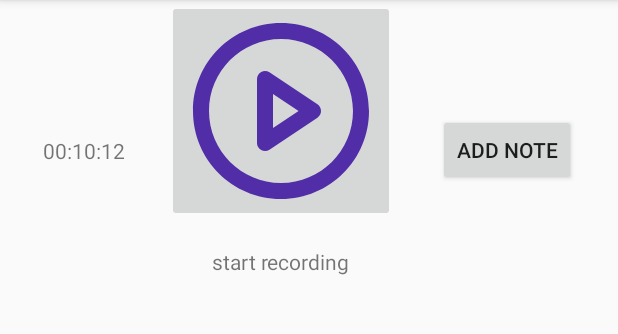
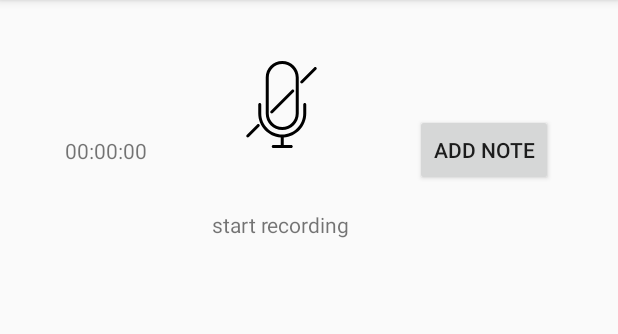
Before and after one commit to niyaz1998/lecture_recorder, an Android app: the screen it shows after launch (RecorderActivity), after a tap on an icon or button, on a phone screen of 412 x 824 dp, the part 84-418 px from its top. Run offline under Robolectric (Android 15) with nearby library versions, the phone set to English and light mode, and no system bars.

```diff
--- a/app/src/main/java/com/example/lecturerecorder/recorder_activity/RecorderActivity.kt
+++ b/app/src/main/java/com/example/lecturerecorder/recorder_activity/RecorderActivity.kt
@@ -4,10 +4,12 @@ import android.Manifest
 import android.content.pm.PackageManager
 import android.os.Bundle
 import android.util.Log
+import android.view.View
 import androidx.appcompat.app.AppCompatActivity
 import androidx.core.app.ActivityCompat
 import com.example.lecturerecorder.R
 import kotlinx.android.synthetic.main.activity_recorder.*
+
 
 private const val LOG_TAG = "RecorderActivity"
 private const val REQUEST_RECORD_AUDIO_PERMISSION = 200
@@ -21,9 +23,11 @@ class RecorderActivity : AppCompatActivity() {
         super.onCreate(savedInstanceState)
         setContentView(R.layout.activity_recorder)
 
-        viewModel = RecorderViewModel("${externalCacheDir?.absolutePath}/audiorecordtest.3gp")
+        val fileName = "${externalCacheDir?.absolutePath}/audiorecordtest.3gp"
 
-        Log.e("recorder path", "${externalCacheDir?.absolutePath}/audiorecordtest.3gp\"")
+        viewModel = RecorderViewModel(fileName, this)
+
+        Log.e("recorder path", fileName)
         bMain.setOnClickListener {
             viewModel?.onMainButtonPressed()
         }
@@ -60,4 +64,30 @@ class RecorderActivity : AppCompatActivity() {
 
         viewModel?.onStop()
     }
+
+    fun setTime(millis: Long) {
+        runOnUiThread {
+            val seconds = (millis / 1000).toInt()
+            val minutes = seconds / 60
+            val hours = minutes / 60
+
+            val text = "${formatForTime(hours)}:${formatForTime(minutes)}:${formatForTime(seconds)}"
+
+            textTimer.text = text
+        }
+    }
+
+    private fun formatForTime(value: Int): String {
+        return if (value < 10) "0${value}" else value.toString()
+    }
+
+    fun setButton(state: ButtonState) {
+        when (state) {
+            ButtonState.RECORD -> bMain.setImageResource(R.drawable.ic_radio)
+            ButtonState.STOP_RECORD -> bMain.setImageResource(R.drawable.ic_mute)
+            ButtonState.NULL -> bMain.visibility = View.GONE
+        }
+    }
 }
+
+enum class ButtonState { RECORD, STOP_RECORD, NULL }
--- a/app/src/main/java/com/example/lecturerecorder/recorder_activity/RecorderViewModel.kt
+++ b/app/src/main/java/com/example/lecturerecorder/recorder_activity/RecorderViewModel.kt
@@ -3,24 +3,41 @@ package com.example.lecturerecorder.recorder_activity
 import android.media.MediaRecorder
 import android.util.Log
 import java.io.IOException
+import java.util.*
 
 
 enum class RecorderState { NOT_STARTED, RECORDING, RECORDED }
 
 private const val LOG_TAG = "RecorderViewModel"
 
-class RecorderViewModel(private val fileName: String) {
+class RecorderViewModel(private val fileName: String, private val view: RecorderActivity) {
     private var recorder: MediaRecorder? = null
     private var state: RecorderState = RecorderState.NOT_STARTED
+    private var timer: Timer? = null
+
+    init {
+        view.setButton(ButtonState.RECORD)
+    }
 
     fun onMainButtonPressed() {
         if (state == RecorderState.NOT_STARTED) {
             startRecording()
+            startTimer()
             state = RecorderState.RECORDING
+            view.setButton(ButtonState.STOP_RECORD)
         } else if (state == RecorderState.RECORDING) {
             stopRecording()
+            stopTimer()
             state = RecorderState.RECORDED
+            view.setButton(ButtonState.NULL)
         }
+    }
+
+    fun onStop() {
+        recorder?.stop()
+        recorder?.reset()
+        recorder?.release()
+        recorder = null
     }
 
     private fun startRecording() {
@@ -49,10 +66,27 @@ class RecorderViewModel(private val fileName: String) {
         recorder = null
     }
 
-    fun onStop() {
-        recorder?.stop()
-        recorder?.reset()
-        recorder?.release()
-        recorder = null
+    private fun startTimer() {
+        timer = Timer()
+        timer?.schedule(MillisPassedTimer(Calendar.getInstance()) {
+            view.setTime(it)
+        }, 0, 1000)
+    }
+
+    private fun stopTimer() {
+        timer?.cancel()
+        timer = null
+        view.setTime(0)
     }
 }
+
+class MillisPassedTimer(
+    private val time: Calendar,
+    private val callback: (Seconds: Long) -> Unit
+) :
+    TimerTask() {
+
+    override fun run() {
+        callback((Calendar.getInstance().timeInMillis - time.timeInMillis))
+    }
+}
--- /dev/null
+++ b/app/src/main/res/drawable/ic_mute.xml
@@ -0,0 +1,21 @@
+<vector xmlns:android="http://schemas.android.com/apk/res/android"
+    android:width="58dp"
+    android:height="58dp"
+    android:viewportWidth="58"
+    android:viewportHeight="58">
+  <path
+      android:fillColor="#FF000000"
+      android:pathData="M44.5,28c-0.552,0 -1,0.447 -1,1v6c0,7.72 -6.28,14 -14,14s-14,-6.28 -14,-14v-6c0,-0.553 -0.448,-1 -1,-1s-1,0.447 -1,1v6c0,8.485 6.644,15.429 15,15.949V56h-5c-0.552,0 -1,0.447 -1,1s0.448,1 1,1h12c0.552,0 1,-0.447 1,-1s-0.448,-1 -1,-1h-5v-5.051c8.356,-0.52 15,-7.465 15,-15.949v-6C45.5,28.447 45.052,28 44.5,28z"/>
+  <path
+      android:fillColor="#FF000000"
+      android:pathData="M29.5,46c6.065,0 11,-4.935 11,-11V11c0,-6.065 -4.935,-11 -11,-11s-11,4.935 -11,11v24C18.5,41.065 23.435,46 29.5,46zM20.5,11c0,-4.963 4.038,-9 9,-9s9,4.037 9,9v24c0,4.963 -4.038,9 -9,9s-9,-4.037 -9,-9V11z"/>
+  <path
+      android:fillColor="#FF000000"
+      android:pathData="M52.207,4.293c-0.391,-0.391 -1.023,-0.391 -1.414,0l-9,9c-0.391,0.391 -0.391,1.023 0,1.414C41.988,14.902 42.244,15 42.5,15s0.512,-0.098 0.707,-0.293l9,-9C52.598,5.316 52.598,4.684 52.207,4.293z"/>
+  <path
+      android:fillColor="#FF000000"
+      android:pathData="M37.207,20.707c0.391,-0.391 0.391,-1.023 0,-1.414s-1.023,-0.391 -1.414,0l-14,14c-0.391,0.391 -0.391,1.023 0,1.414C21.988,34.902 22.244,35 22.5,35s0.512,-0.098 0.707,-0.293L37.207,20.707z"/>
+  <path
+      android:fillColor="#FF000000"
+      android:pathData="M12.793,42.293l-7,7c-0.391,0.391 -0.391,1.023 0,1.414C5.988,50.902 6.244,51 6.5,51s0.512,-0.098 0.707,-0.293l7,-7c0.391,-0.391 0.391,-1.023 0,-1.414S13.184,41.902 12.793,42.293z"/>
+</vector>
--- /dev/null
+++ b/app/src/main/res/drawable/ic_play_button.xml
@@ -0,0 +1,12 @@
+<vector xmlns:android="http://schemas.android.com/apk/res/android"
+    android:width="512dp"
+    android:height="512dp"
+    android:viewportWidth="512"
+    android:viewportHeight="512">
+  <path
+      android:fillColor="#FF000000"
+      android:pathData="M256,0C114.833,0 0,114.844 0,256s114.833,256 256,256s256,-114.844 256,-256S397.167,0 256,0zM256,490.667C126.604,490.667 21.333,385.396 21.333,256S126.604,21.333 256,21.333S490.667,126.604 490.667,256S385.396,490.667 256,490.667z"/>
+  <path
+      android:fillColor="#FF000000"
+      android:pathData="M357.771,247.031l-149.333,-96c-3.271,-2.135 -7.5,-2.25 -10.875,-0.396C194.125,152.51 192,156.094 192,160v192c0,3.906 2.125,7.49 5.563,9.365c1.583,0.865 3.354,1.302 5.104,1.302c2,0 4.021,-0.563 5.771,-1.698l149.333,-96c3.042,-1.958 4.896,-5.344 4.896,-8.969S360.813,248.99 357.771,247.031zM213.333,332.458V179.542L332.271,256L213.333,332.458z"/>
+</vector>
--- /dev/null
+++ b/app/src/main/res/drawable/ic_radio.xml
@@ -0,0 +1,12 @@
+<vector xmlns:android="http://schemas.android.com/apk/res/android"
+    android:width="58dp"
+    android:height="58dp"
+    android:viewportWidth="58"
+    android:viewportHeight="58">
+  <path
+      android:fillColor="#FF000000"
+      android:pathData="M44,28c-0.552,0 -1,0.447 -1,1v6c0,7.72 -6.28,14 -14,14s-14,-6.28 -14,-14v-6c0,-0.553 -0.448,-1 -1,-1s-1,0.447 -1,1v6c0,8.485 6.644,15.429 15,15.949V56h-5c-0.552,0 -1,0.447 -1,1s0.448,1 1,1h12c0.552,0 1,-0.447 1,-1s-0.448,-1 -1,-1h-5v-5.051c8.356,-0.52 15,-7.465 15,-15.949v-6C45,28.447 44.552,28 44,28z"/>
+  <path
+      android:fillColor="#FF000000"
+      android:pathData="M29,46c6.065,0 11,-4.935 11,-11V11c0,-6.065 -4.935,-11 -11,-11S18,4.935 18,11v24C18,41.065 22.935,46 29,46zM20,11c0,-4.963 4.038,-9 9,-9s9,4.037 9,9v24c0,4.963 -4.038,9 -9,9s-9,-4.037 -9,-9V11z"/>
+</vector>
--- /dev/null
+++ b/app/src/main/res/drawable/ic_stop.xml
@@ -0,0 +1,12 @@
+<vector xmlns:android="http://schemas.android.com/apk/res/android"
+    android:width="512dp"
+    android:height="512dp"
+    android:viewportWidth="512"
+    android:viewportHeight="512">
+  <path
+      android:fillColor="#FF000000"
+      android:pathData="M256,0C114.618,0 0,114.618 0,256s114.618,256 256,256s256,-114.618 256,-256S397.382,0 256,0zM256,469.333c-117.818,0 -213.333,-95.515 -213.333,-213.333S138.182,42.667 256,42.667S469.333,138.182 469.333,256S373.818,469.333 256,469.333z"/>
+  <path
+      android:fillColor="#FF000000"
+      android:pathData="M362.667,128H149.333C137.551,128 128,137.551 128,149.333v213.333c0,11.782 9.551,21.333 21.333,21.333h213.333c11.782,0 21.333,-9.551 21.333,-21.333V149.333C384,137.551 374.449,128 362.667,128zM341.333,341.333H170.667V170.667h170.667V341.333z"/>
+</vector>
--- a/app/src/main/res/layout/activity_recorder.xml
+++ b/app/src/main/res/layout/activity_recorder.xml
@@ -18,9 +18,11 @@
             android:id="@+id/bMain"
             android:layout_width="wrap_content"
             android:layout_height="wrap_content"
+            android:background="@android:color/transparent"
             app:layout_constraintEnd_toStartOf="@id/bAddNote"
             app:layout_constraintStart_toEndOf="@id/textTimer"
             app:layout_constraintTop_toTopOf="parent"
+            app:layout_constraintBottom_toTopOf="@+id/textStartRecording"
             app:srcCompat="@drawable/ic_play_circle"
             tools:layout_editor_absoluteX="150dp" />
 
@@ -28,9 +30,9 @@
             android:id="@+id/textTimer"
             android:layout_width="wrap_content"
             android:layout_height="wrap_content"
-            android:text="00:10:12"
+            android:text="@string/time_zero"
             app:layout_constraintBottom_toBottomOf="parent"
-            app:layout_constraintEnd_toStartOf="@+id/bMain"
+            app:layout_constraintEnd_toStartOf="@+id/textStartRecording"
             app:layout_constraintStart_toStartOf="parent"
             app:layout_constraintTop_toTopOf="parent" />
 
@@ -51,7 +53,7 @@
             android:text="@string/add_note"
             app:layout_constraintBottom_toBottomOf="parent"
             app:layout_constraintEnd_toEndOf="parent"
-            app:layout_constraintStart_toEndOf="@+id/bMain"
+            app:layout_constraintStart_toEndOf="@+id/textStartRecording"
             app:layout_constraintTop_toTopOf="parent" />
     </androidx.constraintlayout.widget.ConstraintLayout>
 
--- a/app/src/main/res/values/strings.xml
+++ b/app/src/main/res/values/strings.xml
@@ -2,4 +2,5 @@
     <string name="app_name">LectureRecorder</string>
     <string name="start_recording">start recording</string>
     <string name="add_note">Add Note</string>
+    <string name="time_zero">00:00:00</string>
 </resources>
```
